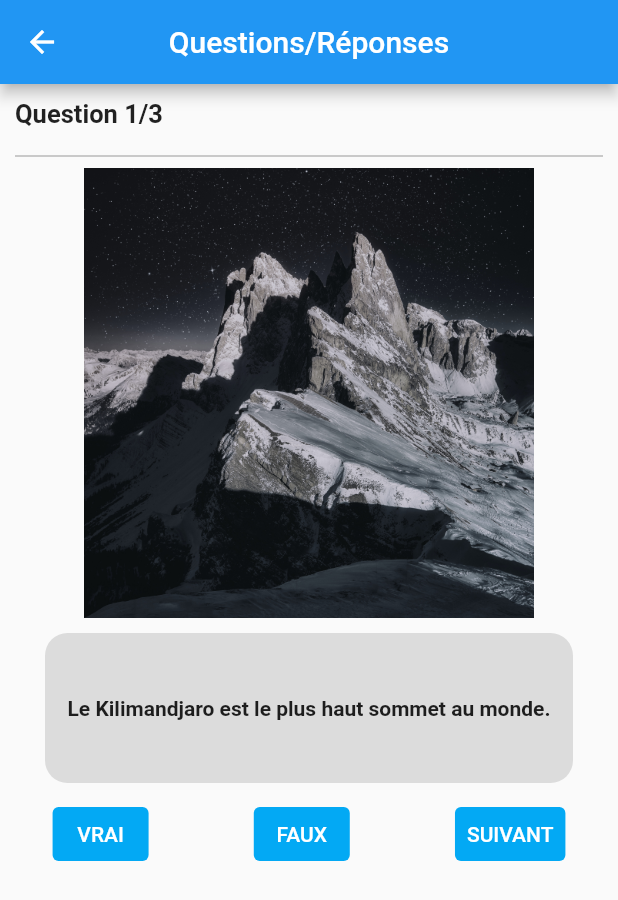
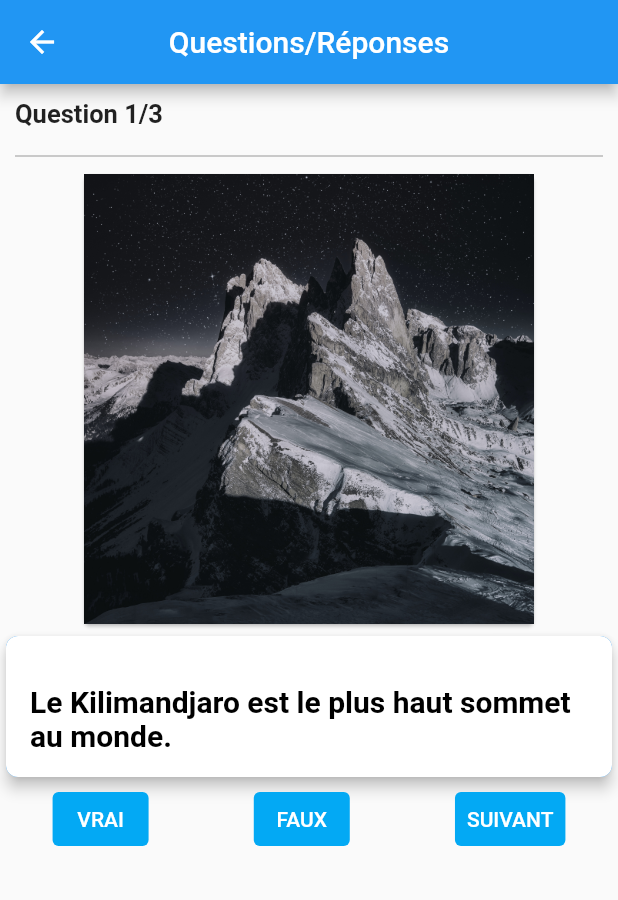
Before and after one commit to charlister/flutter_tp1, a Flutter app: the screen it shows after launch, after a tap on "Quizz Page", on a phone screen of 412 x 824 dp. Shown: the top 900 px of the screen. Run offline on Flutter 3.47's test engine with Material 2 defaults, Android fonts, the phone set to English and light mode, and no system bars.

Commit message:
little update

```diff
--- a/lib/exo1/profile_home_page.dart
+++ b/lib/exo1/profile_home_page.dart
@@ -7,11 +7,12 @@ class ProfileHomePage extends StatelessWidget {
   Widget build(BuildContext context) {
     return Scaffold(
       appBar: AppBar(
-        title: Text("Profile Card"),
+        title: const Text("Profile Card"),
         centerTitle: false,
       ),
 
-      body: SingleChildScrollView(
+      body: Center(
+        child: SingleChildScrollView(
           child: Container(
             alignment: Alignment.center,
             child: Stack(
@@ -28,8 +29,8 @@ class ProfileHomePage extends StatelessWidget {
               ],
             ),
           ),
-      )
-
+        ),
+      ),
     );
   }
 
@@ -41,7 +42,7 @@ class ProfileHomePage extends StatelessWidget {
           child: Text(
             text,
             textAlign: TextAlign.center,
-            style: TextStyle(
+            style: const TextStyle(
                 color: Color.fromARGB(255, 255, 255, 255),
                 fontSize: 18.0,
                 fontWeight: FontWeight.bold
@@ -72,7 +73,7 @@ class ProfileHomePage extends StatelessWidget {
                 mainAxisAlignment: MainAxisAlignment.center, // pour centrer la colonne dans Card
                 children: [
                   _getTextRow("Rihab Haoulani"),
-                  _getTextRow("rh@haha.com"),
+                  _getTextRow("rh@haha.jc"),
                   _getTextRow("instagram: xxxx"),
                 ],
               )
@@ -88,7 +89,7 @@ class ProfileHomePage extends StatelessWidget {
    */
   Container _getAvatar() {
     return Container(
-      child: CircleAvatar(
+      child: const CircleAvatar(
         radius: 50.0,
         backgroundColor: Colors.deepPurple,
         child: CircleAvatar(
--- a/lib/exo2/quizz_page.dart
+++ b/lib/exo2/quizz_page.dart
@@ -69,7 +69,7 @@ class SomeQuizzPageState extends State<QuizzPage> {
             children: [
               // Numéro de question
               Container(
-                  margin: EdgeInsets.only(
+                  margin: const EdgeInsets.only(
                       top: 10,
                       left: 10,
                       bottom: 10
@@ -78,7 +78,7 @@ class SomeQuizzPageState extends State<QuizzPage> {
                   child: Text(
                     'Question ${_questionNumber + 1}/${_questions.length}',
                     textAlign: TextAlign.left,
-                    style: TextStyle(
+                    style: const TextStyle(
                       fontSize: 17.0,
                       fontWeight: FontWeight.bold,
                     ),
@@ -86,7 +86,7 @@ class SomeQuizzPageState extends State<QuizzPage> {
               ),
 
               // Séparateur
-              Divider(
+              const Divider(
                 color: Color.fromARGB(100, 0, 0, 0),
                 indent: 10,
                 endIndent: 10,
@@ -98,30 +98,8 @@ class SomeQuizzPageState extends State<QuizzPage> {
                 child: Column(
                   children: [
                     // Image
-                    Container(
-                      child: Image(
-                        image: AssetImage(_questions[_questionNumber].imagePath),
-                        height: 300,
-                        width: 300,
-                      ),
-                    ),
-                    // Question
-                    Container(
-                      constraints: const BoxConstraints(minHeight: 100),
-                      margin: EdgeInsets.only(left: 30, top: 10, right: 30, bottom: 10),
-                      decoration: BoxDecoration(
-                        borderRadius: BorderRadius.circular(15.0),
-                        color: Color.fromRGBO(220, 220, 220, 1),
-                      ),
-                      child: Center(
-                        child: Text(
-                          _questions[_questionNumber].questionText,
-                          style: TextStyle(
-                            fontWeight: FontWeight.bold,
-                          ),
-                        ),
-                      ),
-                    ),
+                    buildThemeImage(_questions[_questionNumber].imagePath),
+                    buildQuestion(_questions[_questionNumber].questionText),
                   ],
                 ),
               ),
@@ -129,7 +107,7 @@ class SomeQuizzPageState extends State<QuizzPage> {
               Row( // pour les boutons
                 mainAxisAlignment: MainAxisAlignment.spaceAround,
                 children: [
-                  TextButton(style: ButtonStyle(
+                  TextButton(style: const ButtonStyle(
                       backgroundColor: MaterialStatePropertyAll<Color>(Colors.lightBlue)
                   ),
                     onPressed: () {
@@ -137,9 +115,9 @@ class SomeQuizzPageState extends State<QuizzPage> {
                         _userChoice = true;
                       });
                     },
-                    child: Text("VRAI", style: TextStyle(color: Color.fromRGBO(255, 255, 255, 1)),),
+                    child: const Text("VRAI", style: TextStyle(color: Color.fromRGBO(255, 255, 255, 1)),),
                   ),
-                  TextButton(style: ButtonStyle(
+                  TextButton(style: const ButtonStyle(
                       backgroundColor: MaterialStatePropertyAll<Color>(Colors.lightBlue)
                   ),
                     onPressed: () {
@@ -147,10 +125,10 @@ class SomeQuizzPageState extends State<QuizzPage> {
                         _userChoice = false;
                       });
                     },
-                    child: Text("FAUX", style: TextStyle(color: Color.fromRGBO(255, 255, 255, 1)),),
+                    child: const Text("FAUX", style: TextStyle(color: Color.fromRGBO(255, 255, 255, 1)),),
                   ),
                   TextButton(
-                    style: ButtonStyle(
+                    style: const ButtonStyle(
                         backgroundColor: MaterialStatePropertyAll<Color>(Colors.lightBlue)
                     ),
                     onPressed: () {
@@ -166,7 +144,7 @@ class SomeQuizzPageState extends State<QuizzPage> {
                         }
                       });
                     },
-                    child: Text("SUIVANT", style: TextStyle(color: Color.fromRGBO(255, 255, 255, 1)),),
+                    child: const Text("SUIVANT", style: TextStyle(color: Color.fromRGBO(255, 255, 255, 1)),),
                   )
                 ],
               ),
@@ -176,7 +154,7 @@ class SomeQuizzPageState extends State<QuizzPage> {
           Column( // Résultats
             mainAxisAlignment: MainAxisAlignment.center,
             children: [
-              Center(
+              const Center(
                 child: Text(
                   'Score :',
                   style: TextStyle(
@@ -187,7 +165,7 @@ class SomeQuizzPageState extends State<QuizzPage> {
               Center(
                 child: Text(
                   '$_score/${_questions.length}',
-                  style: TextStyle(
+                  style: const TextStyle(
                       fontSize: 25
                   ),
                 ),
@@ -196,28 +174,61 @@ class SomeQuizzPageState extends State<QuizzPage> {
                 child: Image(
                   height: 50,
                   width: 50,
-                  image: _score > _score/2 ? AssetImage('images/good.png') : AssetImage('images/bad.png'),
+                  image: _score > _score/2 ? const AssetImage('images/good.png') : const AssetImage('images/bad.png'),
                 ),
               ),
-              Center(
-                child: TextButton(
-                  style: ButtonStyle(
-                      backgroundColor: MaterialStatePropertyAll<Color>(Colors.lightBlue)
-                  ),
-                  onPressed: () {
-                    setState(() {
-                      _reset();
-                    });
-                  },
-                  child: Text("Recommencer", style: TextStyle(color: Color.fromRGBO(255, 255, 255, 1)),),
-                ),
-              )
             ],
           ), // pour le résultat
         ),
       )
     );
   }
+}
+
+Card buildThemeImage(String imagePath) {
+  return Card(
+    child: Container(
+      child: Image(
+        image: AssetImage(imagePath),
+        height: 300,
+        width: 300,
+      ),
+    ),
+  );
+}
+
+Card buildQuestion(String question) {
+  return Card(
+    color: Colors.blue,
+    elevation: 4,
+    shape: RoundedRectangleBorder(borderRadius: BorderRadius.circular(8)),
+    child: Container(
+      padding: const EdgeInsets.all(16),
+      decoration: BoxDecoration(
+        // gradient: const LinearGradient(
+        //   colors: [Colors.lightBlue, Colors.blue],
+        //   begin: Alignment.topLeft,
+        //   end: Alignment.bottomRight,
+        // ),
+        color: Colors.white,
+        borderRadius: BorderRadius.circular(8),
+      ),
+      alignment: Alignment.center,
+      child: Column(
+        children: [
+          const SizedBox(height: 16),
+          Text(
+            question,
+            style: const TextStyle(
+                color: Colors.black,
+                fontSize: 20,
+                fontWeight: FontWeight.bold
+            ),
+          ),
+        ],
+      ),
+    ),
+  );
 }
 
 class Question {
--- a/lib/main/main_page.dart
+++ b/lib/main/main_page.dart
@@ -7,43 +7,53 @@ class MainPage extends StatelessWidget {
   Widget build(BuildContext context) {
     return Scaffold(
       appBar: AppBar(
-        title: Text("Profile Card"),
+        title: const Text("Menu"),
         centerTitle: false,
       ),
 
-      body: SingleChildScrollView(
+      body: Center(
+        child: SingleChildScrollView(
           child: Container(
             alignment: Alignment.center,
             child: Center(
               child: Column(
                 mainAxisAlignment: MainAxisAlignment.center,
                 children: [
-                  TextButton(style: ButtonStyle(
+                  TextButton(style: const ButtonStyle(
                     backgroundColor: MaterialStatePropertyAll<Color>(
                       Colors.lightBlue)
                     ),
                     onPressed: () {
                       Navigator.pushNamed(context, "/exo1");
                     },
-                    child: Text("Profile Page",
-                      style: TextStyle(color: Color.fromRGBO(255, 255, 255, 1)),),
+                    child: const Text(
+                      "Profile Page",
+                      style: TextStyle(
+                        color: Color.fromRGBO(255, 255, 255, 1),
                       ),
-                  TextButton(style: ButtonStyle(
+                    ),
+                  ),
+                  TextButton(
+                    style: const ButtonStyle(
                     backgroundColor: MaterialStatePropertyAll<Color>(
                       Colors.lightBlue)
                     ),
                     onPressed: () {
                       Navigator.pushNamed(context, "/exo2");
                     },
-                    child: Text("Quizz Page",
-                      style: TextStyle(color: Color.fromRGBO(255, 255, 255, 1)),),
+                    child: const Text(
+                      "Quizz Page",
+                      style: TextStyle(
+                        color: Color.fromRGBO(255, 255, 255, 1)
+                      ),
+                    ),
                   )
                 ],
               ),
             )
-
           ),
-      )
+        ),
+      ),
     );
   }
 }
```
Lines whose indentation alone changed are shown as unchanged.
